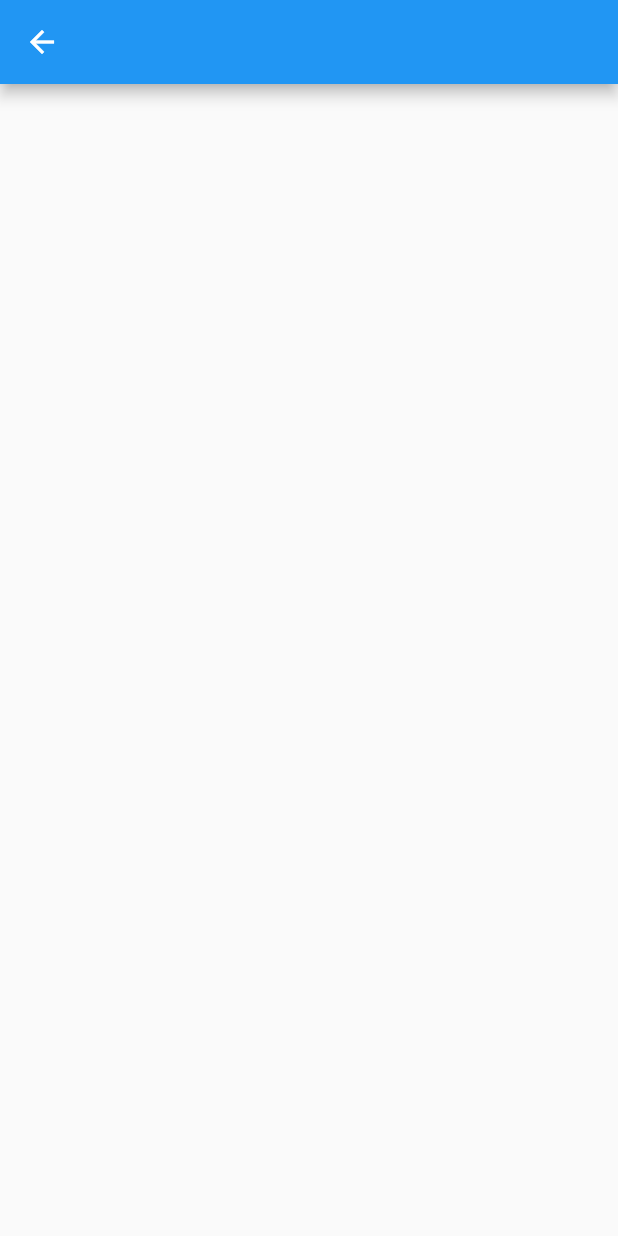
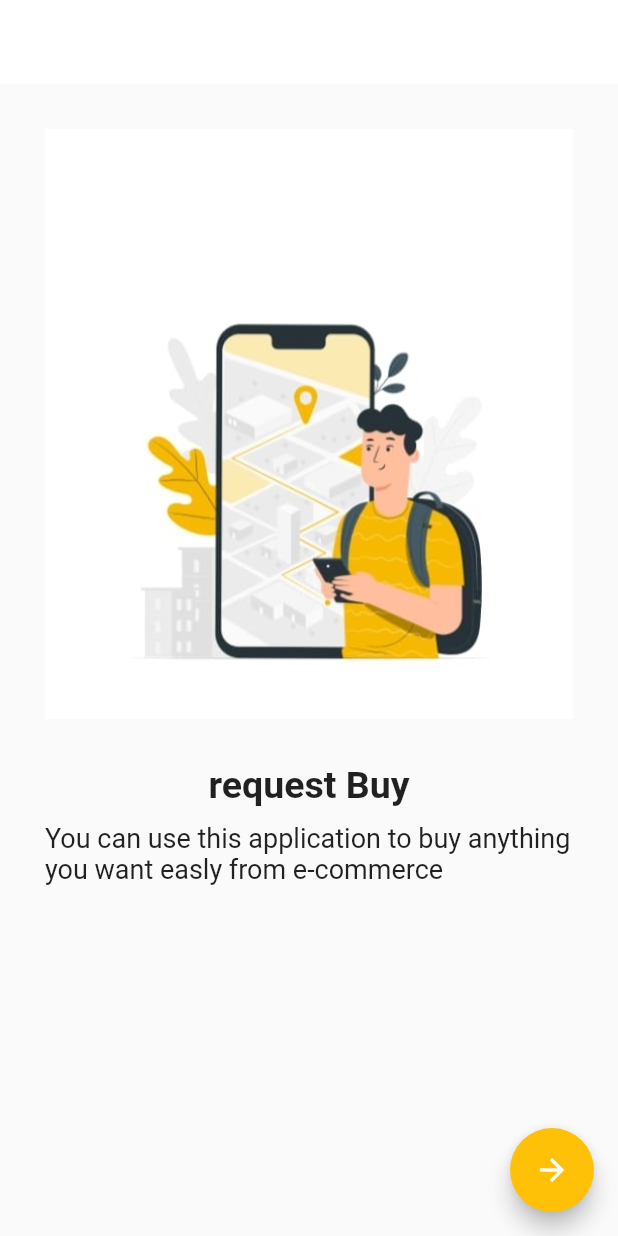
Before and after one commit to Lamiaa21-3/max_app, a Flutter app: the OnBoardingScreen screen opened directly, on a phone screen of 412 x 824 dp. Run offline on Flutter 3.47's test engine with Material 2 defaults, Android fonts, the phone set to English and light mode, and no system bars; our stand-ins replace flutter_bloc, fluttertoast.

Commit message:
onBoarding

```diff
--- a/lib/main.dart
+++ b/lib/main.dart
@@ -3,6 +3,7 @@ import 'package:flutter_bloc/flutter_bloc.dart';
 import 'package:new_app/cubit/cart_cubit/cart_cubit.dart';
 import 'package:new_app/cubit/homePage_cubit/homePage_cubit.dart';
 import 'package:new_app/cubit/login_cubit/login_cubit.dart';
+import 'package:new_app/screens/onBoarding_screen/onBoarding_screen.dart';
 import 'package:new_app/screens/register_screen.dart';
 import 'components/bloc_observer.dart';
 
@@ -28,7 +29,7 @@ class MyApp extends StatelessWidget {
       ],
       child: MaterialApp(
         debugShowCheckedModeBanner: false,
-        home: RegisterScreen(),
+        home: OnBoardingScreen(),
       ),
     );
   }
--- a/lib/screens/onBoarding_screen.dart
+++ /dev/null
@@ -1,18 +0,0 @@
-
-
-
-import 'package:flutter/material.dart';
-
-class OnBoardingScreen extends StatelessWidget {
-  const OnBoardingScreen({Key? key}) : super(key: key);
-
-  @override
-  Widget build(BuildContext context) {
-    return Scaffold(
-      appBar: AppBar(),
-      body: Column(
-        children: [],
-      ),
-    );
-  }
-}
--- /dev/null
+++ b/lib/screens/onBoarding_screen/onBoarding_screen.dart
@@ -0,0 +1,72 @@
+import 'package:flutter/material.dart';
+
+import 'onBoardingComponent.dart';
+
+class BoardingModel {
+  final String image;
+  final String title;
+  final String body;
+
+  BoardingModel(this.image, this.title, this.body);
+}
+
+class OnBoardingScreen extends StatelessWidget {
+  OnBoardingScreen({Key? key}) : super(key: key);
+  List<BoardingModel> boardingList = [
+    BoardingModel('assets/onBoarding.jpeg', 'request Buy',
+        'You can use this application to buy anything you want easly from e-commerce'),
+    BoardingModel('assets/onBoarding4.png', 'shose bougths',
+        'You can  shose anything you want easly from e-commerce')
+  ];
+
+  @override
+  Widget build(BuildContext context) {
+    return Scaffold(
+      appBar: AppBar(
+        backgroundColor: Colors.white,
+        elevation: 0,
+      ),
+      body: Padding(
+        padding: const EdgeInsets.all(30.0),
+        child: PageView.builder(
+          physics: BouncingScrollPhysics(),
+          itemBuilder: (context, index) {
+            return buildColumnOnboarding(boardingList[index]);
+          },
+          itemCount: boardingList.length,
+        ),
+      ),
+      floatingActionButton: FloatingActionButton(
+        backgroundColor: Colors.amber,
+        onPressed: () {},
+        child: Icon(Icons.arrow_forward_sharp),
+      ),
+    );
+  }
+
+  Column buildColumnOnboarding(BoardingModel model) {
+    return Column(
+      children: [
+        Image.asset('${model.image}'),
+        SizedBox(
+          height: 30,
+        ),
+        Text(
+          '${model.title}',
+          style: TextStyle(fontSize: 25, fontWeight: FontWeight.bold),
+        ),
+        SizedBox(
+          height: 10,
+        ),
+        Text(
+          '${model.body}',
+          style: TextStyle(
+            fontSize: 18,
+          ),
+          maxLines: 2,
+          overflow: TextOverflow.visible,
+        ),
+      ],
+    );
+  }
+}
--- a/pubspec.yaml
+++ b/pubspec.yaml
@@ -63,8 +63,9 @@ flutter:
   uses-material-design: true
 
   # To add assets to your application, add an assets section, like this:
-  # assets:
-  #   - images/a_dot_burr.jpeg
+  assets:
+     - assets/onBoarding.jpeg
+     - assets/onBoarding4.png
   #   - images/a_dot_ham.jpeg
 
   # An image asset can refer to one or more resolution-specific "variants", see
```
Also changed, not shown: lib/screens/onBoarding_screen/onBoardingComponent.dart (added, +10 -0 lines), assets/onBoarding.jpeg (added), assets/onBoarding2.jpeg (added), assets/onBoarding3.png (added), assets/onBoarding4.png (added).
